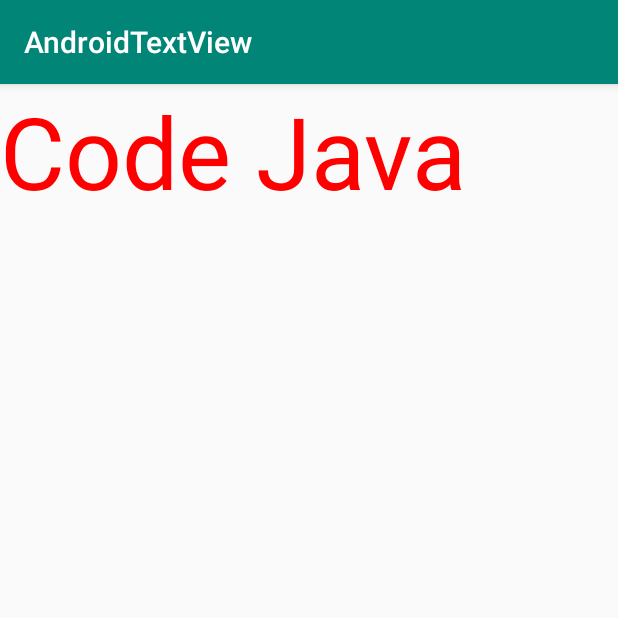
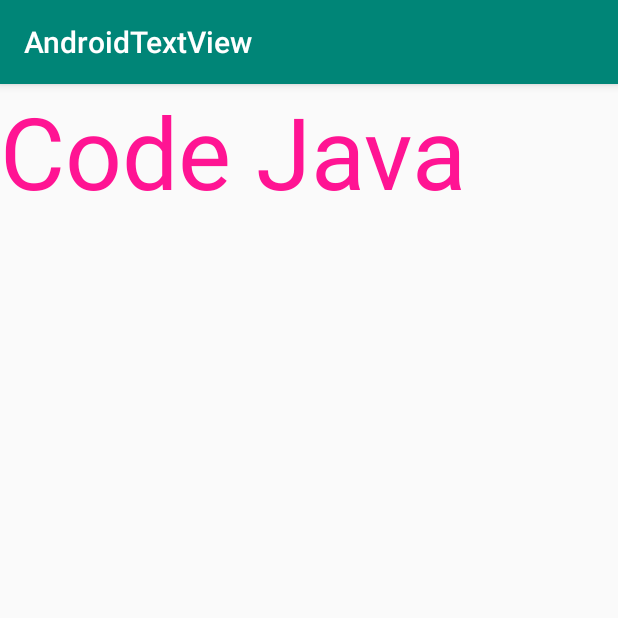
Before and after one commit to dinhthithanh99/AndroidTextView, an Android app: the screen it shows after launch (MainActivity), on a phone screen of 412 x 824 dp, the top half of it. Run offline under Robolectric (Android 15) with nearby library versions, the phone set to English and light mode, and no system bars.

Commit message:
no message

```diff
--- a/AndroidTextView/app/src/main/java/com/example/androidtextview/MainActivity.java
+++ b/AndroidTextView/app/src/main/java/com/example/androidtextview/MainActivity.java
@@ -14,6 +14,6 @@ public class MainActivity extends AppCompatActivity {
         setContentView(R.layout.activity_main);
         TextView tv = findViewById(R.id.tv);
         tv.setText("Code Java");
-        tv.setTextColor(Color.RED);
+        tv.setTextColor(Color.parseColor("#ff1493"));
     }
 }
```
